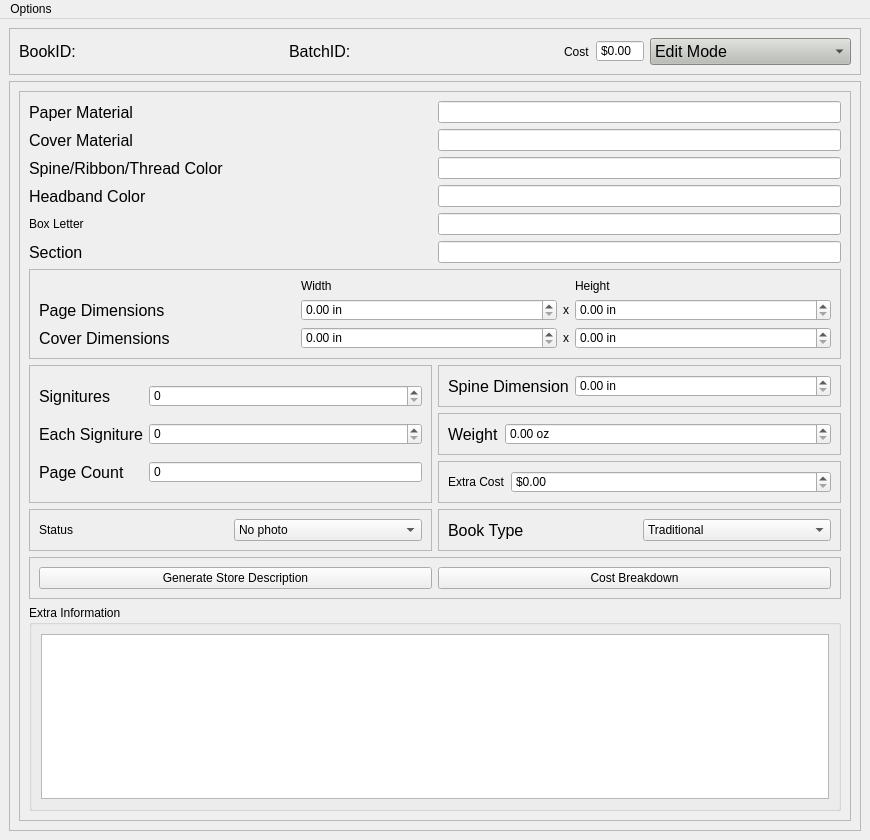
This is ui/mainwindow.ui in farinc/book-tracker-python as Qt 5 draws it before an edit. The edited form follows.
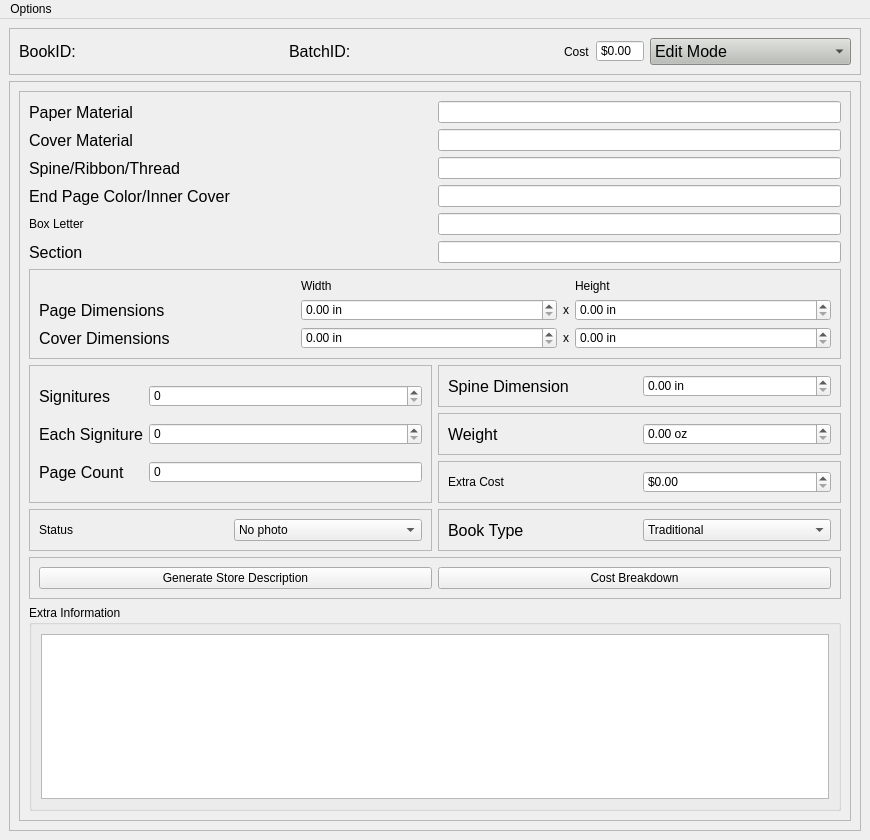
This is the edited form.

What changed in the file:
```diff
--- a/ui/mainwindow.ui
+++ b/ui/mainwindow.ui
@@ -256,7 +256,7 @@
               <item>
                <widget class="QLabel" name="label_13">
                 <property name="sizePolicy">
-                 <sizepolicy hsizetype="Minimum" vsizetype="Preferred">
+                 <sizepolicy hsizetype="MinimumExpanding" vsizetype="Preferred">
                   <horstretch>0</horstretch>
                   <verstretch>0</verstretch>
                  </sizepolicy>
@@ -336,6 +336,12 @@
              <layout class="QGridLayout" name="gridLayout_6">
               <item row="0" column="0">
                <widget class="QLabel" name="label_10">
+                <property name="sizePolicy">
+                 <sizepolicy hsizetype="MinimumExpanding" vsizetype="Preferred">
+                  <horstretch>0</horstretch>
+                  <verstretch>0</verstretch>
+                 </sizepolicy>
+                </property>
                 <property name="text">
                  <string>Extra Cost</string>
                 </property>
@@ -381,7 +387,7 @@
               </font>
              </property>
              <property name="text">
-              <string>Spine/Ribbon/Thread Color</string>
+              <string>Spine/Ribbon/Thread</string>
              </property>
             </widget>
            </item>
@@ -413,7 +419,7 @@
               </font>
              </property>
              <property name="text">
-              <string>Headband Color</string>
+              <string>End Page Color/Inner Cover</string>
              </property>
             </widget>
            </item>
@@ -587,7 +593,7 @@
               <item>
                <widget class="QLabel" name="label_16">
                 <property name="sizePolicy">
-                 <sizepolicy hsizetype="Minimum" vsizetype="Preferred">
+                 <sizepolicy hsizetype="MinimumExpanding" vsizetype="Preferred">
                   <horstretch>0</horstretch>
                   <verstretch>0</verstretch>
                  </sizepolicy>
```
Left out of the diff: 4 changed lines with no effect on the pictures.
